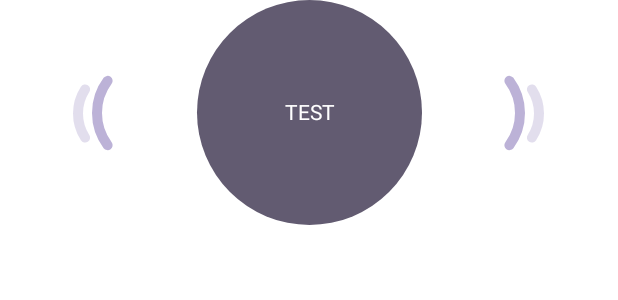
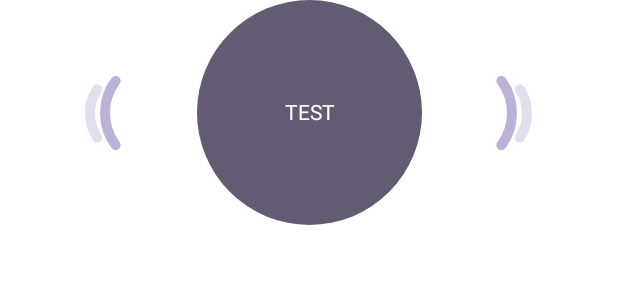
Before and after one commit to adriantache/GReat-Image-Downloader, an Android app built with Jetpack Compose: the @Preview function WifiDecoratorPreview, on a phone screen of 412 x 824 dp. Shown: the top 300 px of the screen. Run offline under Robolectric (Android 15) with nearby library versions, the phone set to English and light mode, and no system bars.

Commit message:
Fix animation clipping

```diff
--- a/app/src/main/java/com/example/greatimagedownloader/ui/view/WifiDecorator.kt
+++ b/app/src/main/java/com/example/greatimagedownloader/ui/view/WifiDecorator.kt
@@ -177,7 +177,7 @@ private fun Arc(
 
     LaunchedEffect(Unit) {
         heightValue = size / 2
-        offsetValue = if (isReversed) (-10).dp else 10.dp
+        offsetValue = 0.dp
         opacityValue = 0f
         startAngleValue = -30f + if (isReversed) 180f else 0f
         sweepAngleValue = 60f
```
